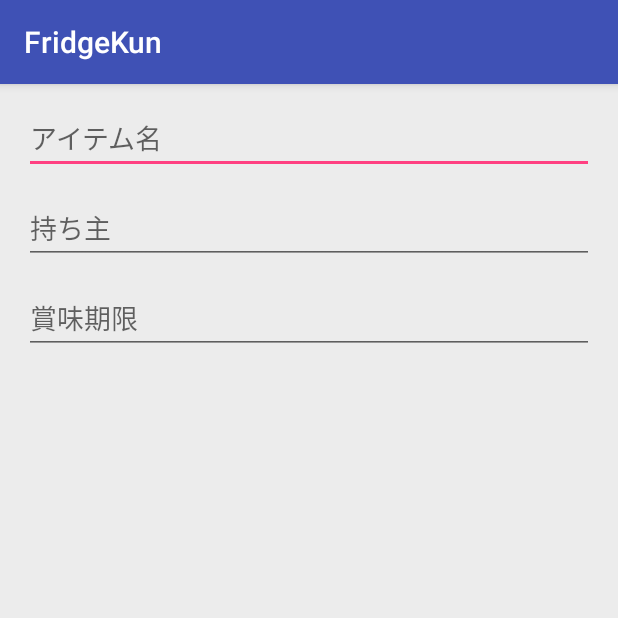
After one commit to minami1389/FridgeKun, an Android app: the fragment AddItemFragment shown on its own in the app's theme, on a phone screen of 412 x 824 dp, the top half of it. The commit adds this screen. Run offline under Robolectric (Android 15) with nearby library versions, the phone set to English and light mode, and no system bars.

Commit message:
create add item fragment

```diff
--- a/app/build.gradle
+++ b/app/build.gradle
@@ -22,10 +22,15 @@ android {
 
 repositories {
     mavenCentral()
+    maven {
+        url 'https://maven.google.com/'
+        name 'Google'
+    }
 }
 
 dependencies {
     compile fileTree(dir: 'libs', include: ['*.jar'])
+    compile 'com.android.support:support-v4:25.4.0'
     androidTestCompile('com.android.support.test.espresso:espresso-core:2.2.2', {
         exclude group: 'com.android.support', module: 'support-annotations'
     })
@@ -39,3 +44,4 @@ dependencies {
 }
 
 apply plugin: 'com.google.gms.google-services'
+apply plugin: 'kotlin-android-extensions'
--- a/app/src/main/java/com/example/minami1389/fridgekun/CreateFridgeActivity.kt
+++ b/app/src/main/java/com/example/minami1389/fridgekun/Activity/CreateFridgeActivity.kt
@@ -1,13 +1,13 @@
-package com.example.minami1389.fridgekun
+package com.example.minami1389.fridgekun.Activity
 
 import android.content.Intent
 import android.support.v7.app.AppCompatActivity
 import android.os.Bundle
 import android.view.View
 import android.widget.TextView
+import com.example.minami1389.fridgekun.Model.Fridge
+import com.example.minami1389.fridgekun.R
 import com.google.firebase.auth.FirebaseAuth
-import com.google.firebase.auth.FirebaseUser
-
 
 
 class CreateFridgeActivity : AppCompatActivity() {
--- a/app/src/main/java/com/example/minami1389/fridgekun/SelectFridgeActivity.kt
+++ b/app/src/main/java/com/example/minami1389/fridgekun/Activity/SelectFridgeActivity.kt
@@ -1,4 +1,4 @@
-package com.example.minami1389.fridgekun
+package com.example.minami1389.fridgekun.Activity
 
 import android.support.v7.app.AppCompatActivity
 import android.os.Bundle
@@ -6,6 +6,8 @@ import android.widget.TextView
 import com.google.firebase.auth.FirebaseAuth
 import android.content.Intent
 import android.view.View
+import com.example.minami1389.fridgekun.Model.Fridge
+import com.example.minami1389.fridgekun.R
 import com.facebook.login.LoginManager
 
 class SelectFridgeActivity : AppCompatActivity() {
--- a/app/src/main/java/com/example/minami1389/fridgekun/WelcomeActivity.kt
+++ b/app/src/main/java/com/example/minami1389/fridgekun/Activity/WelcomeActivity.kt
@@ -1,4 +1,4 @@
-package com.example.minami1389.fridgekun
+package com.example.minami1389.fridgekun.Activity
 
 import android.app.ProgressDialog
 import android.support.v7.app.AppCompatActivity
@@ -9,6 +9,8 @@ import com.facebook.login.widget.LoginButton
 import android.content.Intent
 import com.google.firebase.auth.FirebaseAuth
 import android.widget.Toast
+import com.example.minami1389.fridgekun.Model.User
+import com.example.minami1389.fridgekun.R
 import com.facebook.*
 import com.google.android.gms.tasks.OnCompleteListener
 import com.google.android.gms.tasks.Task
--- /dev/null
+++ b/app/src/main/java/com/example/minami1389/fridgekun/Fragment/AddItemFragment.kt
@@ -0,0 +1,21 @@
+package com.example.minami1389.fridgekun.Fragment
+
+
+import android.os.Bundle
+import android.support.v4.app.Fragment
+import android.view.LayoutInflater
+import android.view.View
+import android.view.ViewGroup
+
+import com.example.minami1389.fridgekun.R
+
+
+class AddItemFragment : Fragment() {
+
+    override fun onCreateView(inflater: LayoutInflater?, container: ViewGroup?,
+                              savedInstanceState: Bundle?): View? {
+        // Inflate the layout for this fragment
+        return inflater!!.inflate(R.layout.fragment_add_item, container, false)
+    }
+
+}
--- a/app/src/main/java/com/example/minami1389/fridgekun/Fridge.kt
+++ b/app/src/main/java/com/example/minami1389/fridgekun/Model/Fridge.kt
@@ -1,8 +1,7 @@
-package com.example.minami1389.fridgekun
+package com.example.minami1389.fridgekun.Model
 
 import android.util.Log
 import com.google.firebase.database.*
-import javax.security.auth.callback.Callback
 
 /**
  * Created by minami1389 on 2017/09/07.
--- a/app/src/main/java/com/example/minami1389/fridgekun/User.kt
+++ b/app/src/main/java/com/example/minami1389/fridgekun/Model/User.kt
@@ -1,4 +1,4 @@
-package com.example.minami1389.fridgekun
+package com.example.minami1389.fridgekun.Model
 
 import com.google.firebase.database.FirebaseDatabase
 import com.google.firebase.database.IgnoreExtraProperties
--- a/app/src/main/res/layout/activity_create_fridge.xml
+++ b/app/src/main/res/layout/activity_create_fridge.xml
@@ -5,7 +5,7 @@
     android:layout_width="match_parent"
     android:layout_height="match_parent"
     android:padding="32dp"
-    tools:context="com.example.minami1389.fridgekun.CreateFridgeActivity">
+    tools:context="com.example.minami1389.fridgekun.Activity.CreateFridgeActivity">
 
     <TextView
         android:id="@+id/fridgeNameTextView"
--- a/app/src/main/res/layout/activity_select_team.xml
+++ b/app/src/main/res/layout/activity_select_team.xml
@@ -5,7 +5,7 @@
     android:layout_width="match_parent"
     android:layout_height="match_parent"
     android:padding="8dp"
-    tools:context="com.example.minami1389.fridgekun.SelectFridgeActivity">
+    tools:context="com.example.minami1389.fridgekun.Activity.SelectFridgeActivity">
 
 
     <TextView
--- a/app/src/main/res/layout/activity_welcome.xml
+++ b/app/src/main/res/layout/activity_welcome.xml
@@ -4,7 +4,7 @@
     xmlns:tools="http://schemas.android.com/tools"
     android:layout_width="match_parent"
     android:layout_height="match_parent"
-    tools:context="com.example.minami1389.fridgekun.WelcomeActivity">
+    tools:context="com.example.minami1389.fridgekun.Activity.WelcomeActivity">
 
     <TextView
         android:id="@+id/welcomeTextView"
--- /dev/null
+++ b/app/src/main/res/layout/fragment_add_item.xml
@@ -0,0 +1,40 @@
+<?xml version="1.0" encoding="utf-8"?>
+<android.support.constraint.ConstraintLayout xmlns:android="http://schemas.android.com/apk/res/android"
+    xmlns:app="http://schemas.android.com/apk/res-auto"
+    xmlns:tools="http://schemas.android.com/tools"
+    android:layout_width="match_parent"
+    android:layout_height="match_parent"
+    android:background="#ececec"
+    android:padding="16dp"
+    tools:context="com.example.minami1389.fridgekun.Fragment.AddItemFragment">
+
+    <EditText
+        android:id="@+id/itemNameEditText"
+        android:layout_width="match_parent"
+        android:layout_height="44dp"
+        android:hint="アイテム名"
+        app:layout_constraintEnd_toEndOf="parent"
+        app:layout_constraintStart_toStartOf="parent"
+        app:layout_constraintTop_toTopOf="parent" />
+
+    <EditText
+        android:id="@+id/itemOwnerEditText"
+        android:layout_width="match_parent"
+        android:layout_height="44dp"
+        android:layout_marginTop="16dp"
+        android:hint="持ち主"
+        app:layout_constraintEnd_toEndOf="parent"
+        app:layout_constraintStart_toStartOf="parent"
+        app:layout_constraintTop_toBottomOf="@+id/itemNameEditText" />
+
+    <EditText
+        android:id="@+id/itemExpiredEditText"
+        android:layout_width="match_parent"
+        android:layout_height="44dp"
+        android:layout_marginTop="16dp"
+        android:hint="賞味期限"
+        app:layout_constraintEnd_toEndOf="parent"
+        app:layout_constraintStart_toStartOf="parent"
+        app:layout_constraintTop_toBottomOf="@+id/itemOwnerEditText" />
+
+</android.support.constraint.ConstraintLayout>
--- a/app/src/main/res/values/strings.xml
+++ b/app/src/main/res/values/strings.xml
@@ -17,4 +17,7 @@
     <string name="create_fridge">新しい Fridge を作る</string>
     <string name="exist_fridge">その名前のFridgeはすでにいます</string>
 
+    <!-- TODO: Remove or change this placeholder text -->
+    <string name="hello_blank_fragment">Hello blank fragment</string>
+
 </resources>
--- a/build.gradle
+++ b/build.gradle
@@ -4,6 +4,10 @@ buildscript {
     ext.kotlin_version = '1.1.3-2'
     repositories {
         jcenter()
+        maven {
+            url 'https://maven.google.com/'
+            name 'Google'
+        }
     }
     dependencies {
         classpath 'com.android.tools.build:gradle:2.3.3'
```
Also changed, not shown: app/src/main/AndroidManifest.xml (+4 -4 lines), app/src/main/java/com/example/minami1389/fridgekun/Activity/FridgeActivity.kt (renamed from app/src/main/java/com/example/minami1389/fridgekun/FridgeActivity.kt, +11 -2 lines), app/src/main/res/layout/activity_fridge.xml (+23 -1 lines), 1 other file.
